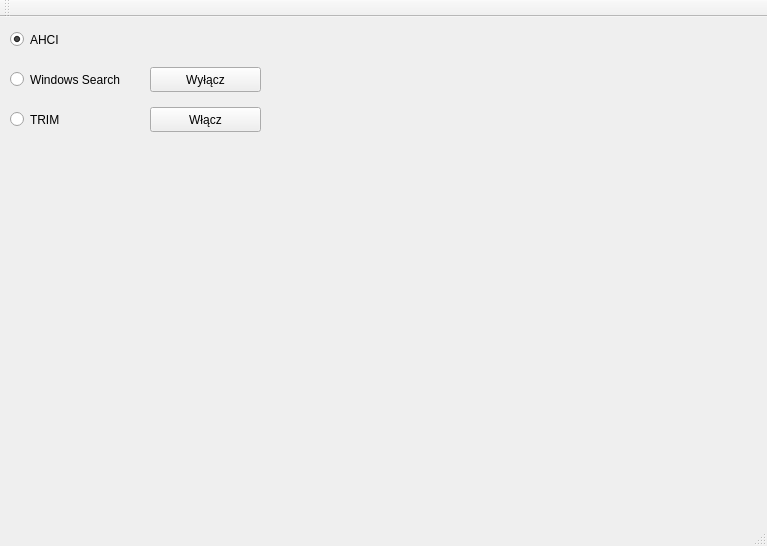
Above: ssd_optimizer.ui from maniek1310/ssd_optimizer before the change. Below: the same form after it.
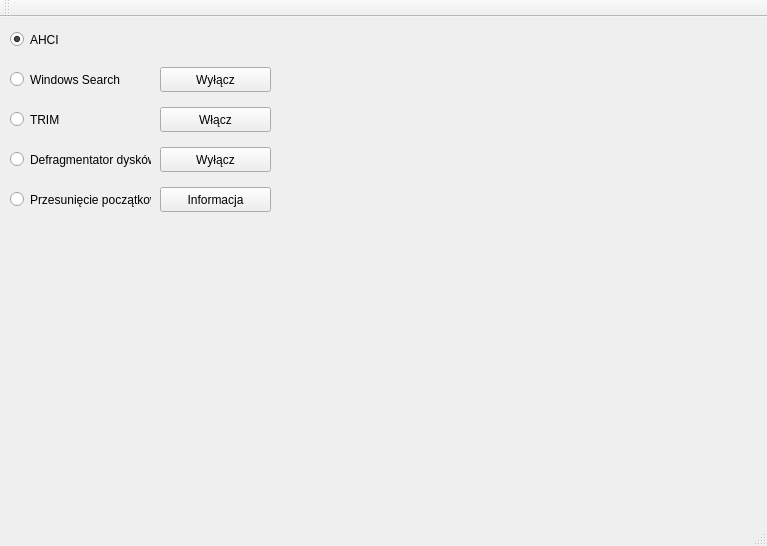
That is the form after the change.

The edit to the form file:
```diff
--- a/ssd_optimizer.ui
+++ b/ssd_optimizer.ui
@@ -208,7 +208,7 @@
    <widget class="QPushButton" name="pb_win_search">
     <property name="geometry">
      <rect>
-      <x>150</x>
+      <x>160</x>
       <y>50</y>
       <width>111</width>
       <height>25</height>
@@ -237,7 +237,7 @@
    <widget class="QPushButton" name="pb_trim">
     <property name="geometry">
      <rect>
-      <x>150</x>
+      <x>160</x>
       <y>90</y>
       <width>111</width>
       <height>25</height>
@@ -260,6 +260,58 @@
      <string>Windows Search</string>
     </property>
    </widget>
+   <widget class="QRadioButton" name="rb_defrag">
+    <property name="geometry">
+     <rect>
+      <x>10</x>
+      <y>130</y>
+      <width>141</width>
+      <height>25</height>
+     </rect>
+    </property>
+    <property name="text">
+     <string>Defragmentator dysków</string>
+    </property>
+   </widget>
+   <widget class="QPushButton" name="pb_defrag">
+    <property name="geometry">
+     <rect>
+      <x>160</x>
+      <y>130</y>
+      <width>111</width>
+      <height>25</height>
+     </rect>
+    </property>
+    <property name="text">
+     <string>Wyłącz</string>
+    </property>
+   </widget>
+   <widget class="QRadioButton" name="rb_przesuw_pocz">
+    <property name="geometry">
+     <rect>
+      <x>10</x>
+      <y>170</y>
+      <width>141</width>
+      <height>25</height>
+     </rect>
+    </property>
+    <property name="text">
+     <string>Przesunięcie początkowe</string>
+    </property>
+   </widget>
+   <widget class="QPushButton" name="pb_przesuw_pocz">
+    <property name="geometry">
+     <rect>
+      <x>160</x>
+      <y>170</y>
+      <width>111</width>
+      <height>25</height>
+     </rect>
+    </property>
+    <property name="text">
+     <string>Informacja</string>
+    </property>
+   </widget>
    <zorder>rb_trim</zorder>
    <zorder>rb_ahci</zorder>
    <zorder>pb_win_search</zorder>
```
Left out of the diff: 4 changed lines with no effect on the pictures.
